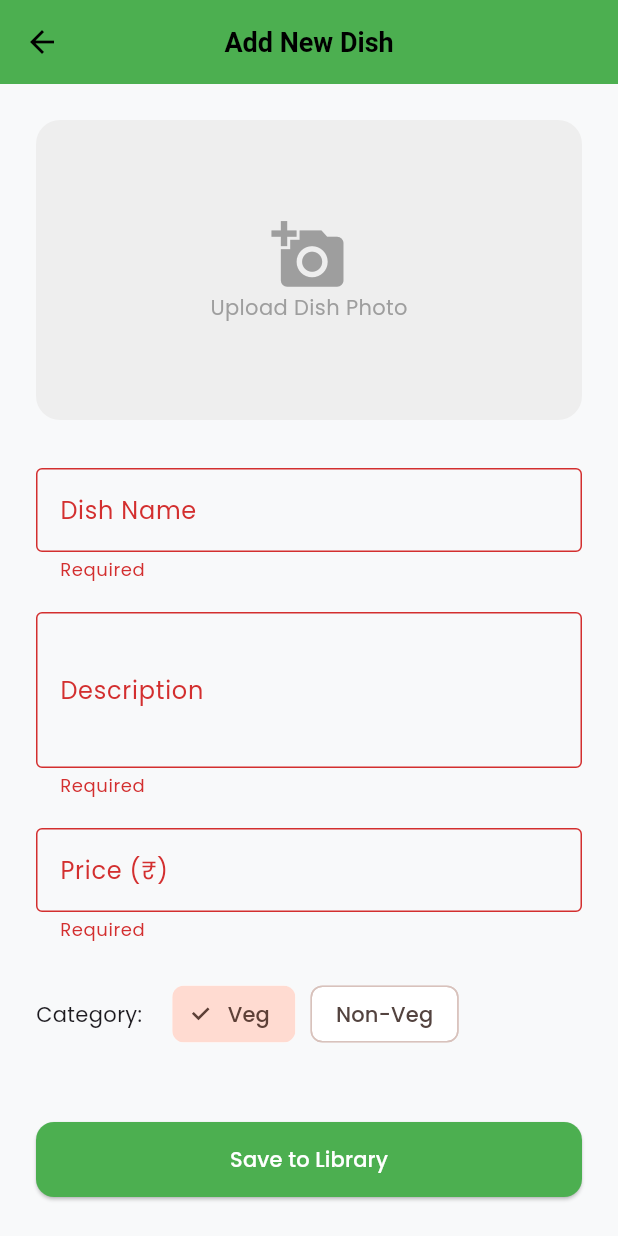
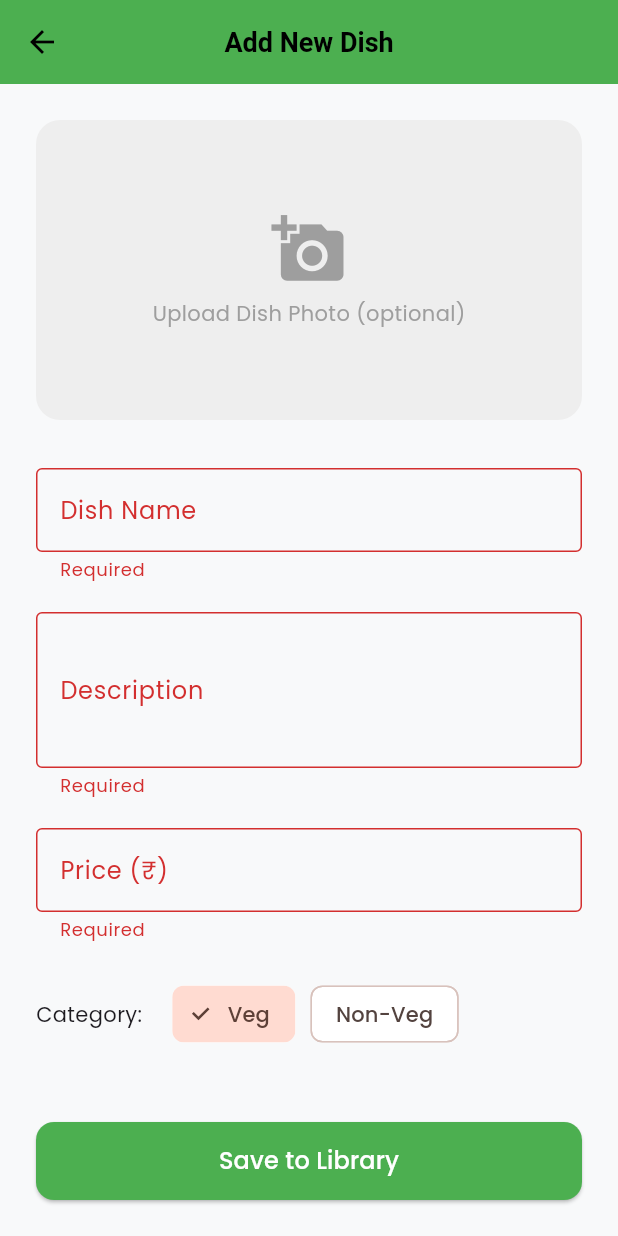
Before and after one commit to sachin-devadiga/housefoods, a Flutter app: the AddDishScreen screen opened directly, after a tap on "Save to Library", on a phone screen of 412 x 824 dp. Run offline on Flutter 3.47's test engine with Material 3 defaults, Android fonts, the phone set to English and light mode, and no system bars; our stand-ins replace audioplayers, cached_network_image, connectivity_plus, dio, firebase_core, firebase_messaging and 16 more; missing offline and left inert: flutter_sound, razorpay_flutter; accounts and stored records are empty; network calls fail.

Commit message:
fix: Save to Library works without photo, send backend-compatible dish payload

```diff
--- a/lib/features/chef/presentation/providers/chef_provider.dart
+++ b/lib/features/chef/presentation/providers/chef_provider.dart
@@ -368,6 +368,7 @@ class ChefProvider extends ChangeNotifier {
           AppConstants.uploadEndpoint,
           imageFile.path,
         );
+        if (url.isEmpty) return null;
         return url;
       }
     } catch (e) {
--- a/lib/features/chef/presentation/screens/add_dish_screen.dart
+++ b/lib/features/chef/presentation/screens/add_dish_screen.dart
@@ -18,36 +18,71 @@ class _AddDishScreenState extends State<AddDishScreen> {
   final _priceController = TextEditingController();
   bool _isVeg = true;
   String? _imageUrl;
+  bool _isSaving = false;
+
+  @override
+  void dispose() {
+    _nameController.dispose();
+    _descController.dispose();
+    _priceController.dispose();
+    super.dispose();
+  }
 
   Future<void> _pickImage() async {
     final provider = context.read<ChefProvider>();
+    try {
       final url = await provider.pickAndUploadImage('dishes');
-    if (url != null) {
-      setState(() => _imageUrl = url);
+      if (!mounted) return;
+      if (url != null && url.isNotEmpty) {
+        setState(() {
+          _imageUrl = url;
+        });
+      } else {
+        ScaffoldMessenger.of(context).showSnackBar(
+          const SnackBar(content: Text("Photo upload failed. Please try again.")),
+        );
+      }
+    } catch (e) {
+      if (!mounted) return;
+      ScaffoldMessenger.of(context).showSnackBar(
+        SnackBar(content: Text("Photo upload failed: $e")),
+      );
     }
   }
 
   void _saveDish() async {
-    if (_formKey.currentState!.validate()) {
-      if (_imageUrl == null) {
+    if (_isSaving) return;
+    if (!_formKey.currentState!.validate()) return;
+
+    final provider = context.read<ChefProvider>();
+    final kitchen = provider.myKitchen;
+    if (kitchen == null || kitchen['id'] == null) {
       ScaffoldMessenger.of(context).showSnackBar(
-          const SnackBar(content: Text("Please upload a photo of the dish")),
+        const SnackBar(content: Text("Kitchen not loaded. Please go back and reopen this screen.")),
       );
       return;
     }
 
-      final provider = context.read<ChefProvider>();
+    final price = double.tryParse(_priceController.text.trim());
+    if (price == null || price <= 0) {
+      ScaffoldMessenger.of(context).showSnackBar(
+        const SnackBar(content: Text("Enter a valid price")),
+      );
+      return;
+    }
+
+    setState(() => _isSaving = true);
+    try {
       final dish = DishModel(
         id: '',
-        kitchenId: provider.myKitchen!['id'],
+        kitchenId: kitchen['id'].toString(),
         name: _nameController.text.trim(),
         description: _descController.text.trim(),
-        imageUrl: _imageUrl!,
+        imageUrl: _imageUrl ?? '',
         isVeg: _isVeg,
-        price: double.parse(_priceController.text.trim()),
+        price: price,
       );
 
-      try {
       await provider.addDish(dish.toMap());
       if (mounted) {
         Navigator.pop(context);
@@ -58,9 +93,10 @@ class _AddDishScreenState extends State<AddDishScreen> {
     } catch (e) {
       if (!mounted) return;
       ScaffoldMessenger.of(context).showSnackBar(
-          SnackBar(content: Text("Error: $e"), backgroundColor: AppTheme.errorColor),
+        SnackBar(content: Text("Could not save dish: $e"), backgroundColor: AppTheme.errorColor),
       );
-      }
+    } finally {
+      if (mounted) setState(() => _isSaving = false);
     }
   }
 
@@ -138,12 +174,20 @@ class _AddDishScreenState extends State<AddDishScreen> {
                 ],
               ),
               const SizedBox(height: 48),
-              isLoading && _imageUrl == null
-                  ? const Center(child: CircularProgressIndicator())
-                  : ElevatedButton(
-                      onPressed: _saveDish,
+              SizedBox(
+                width: double.infinity,
+                height: 52,
+                child: ElevatedButton(
+                  onPressed: (_isSaving || isLoading) ? null : _saveDish,
                   style: ElevatedButton.styleFrom(backgroundColor: AppTheme.secondaryColor),
-                      child: const Text("Save to Library"),
+                  child: _isSaving
+                      ? const SizedBox(
+                          width: 22,
+                          height: 22,
+                          child: CircularProgressIndicator(color: Colors.white, strokeWidth: 2.5),
+                        )
+                      : const Text("Save to Library", style: TextStyle(fontSize: 16)),
+                ),
               ),
             ],
           ),
@@ -164,11 +208,22 @@ class _AddDishScreenState extends State<AddDishScreen> {
           image: _imageUrl != null ? DecorationImage(image: NetworkImage(_imageUrl!), fit: BoxFit.cover) : null,
         ),
         child: _imageUrl == null
-            ? const Column(
+            ? Column(
                 mainAxisAlignment: MainAxisAlignment.center,
                 children: [
-                  Icon(Icons.add_a_photo, size: 50, color: Colors.grey),
-                  Text("Upload Dish Photo", style: TextStyle(color: Colors.grey)),
+                  if (isLoading)
+                    const SizedBox(
+                      width: 40,
+                      height: 40,
+                      child: CircularProgressIndicator(),
+                    )
+                  else
+                    const Icon(Icons.add_a_photo, size: 50, color: Colors.grey),
+                  const SizedBox(height: 8),
+                  Text(
+                    isLoading ? "Uploading..." : "Upload Dish Photo (optional)",
+                    style: const TextStyle(color: Colors.grey),
+                  ),
                 ],
               )
             : null,
```
Also changed, not shown: lib/features/chef/domain/models/dish_model.dart (+5 -3 lines). Lines whose indentation alone changed are shown as unchanged.
